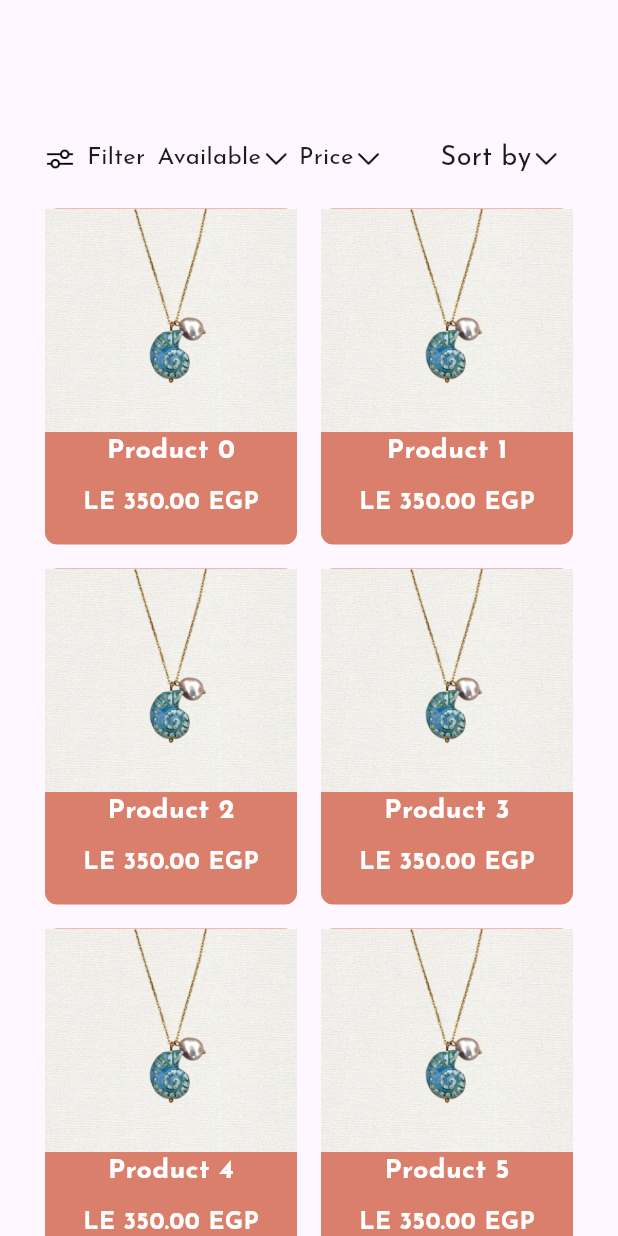
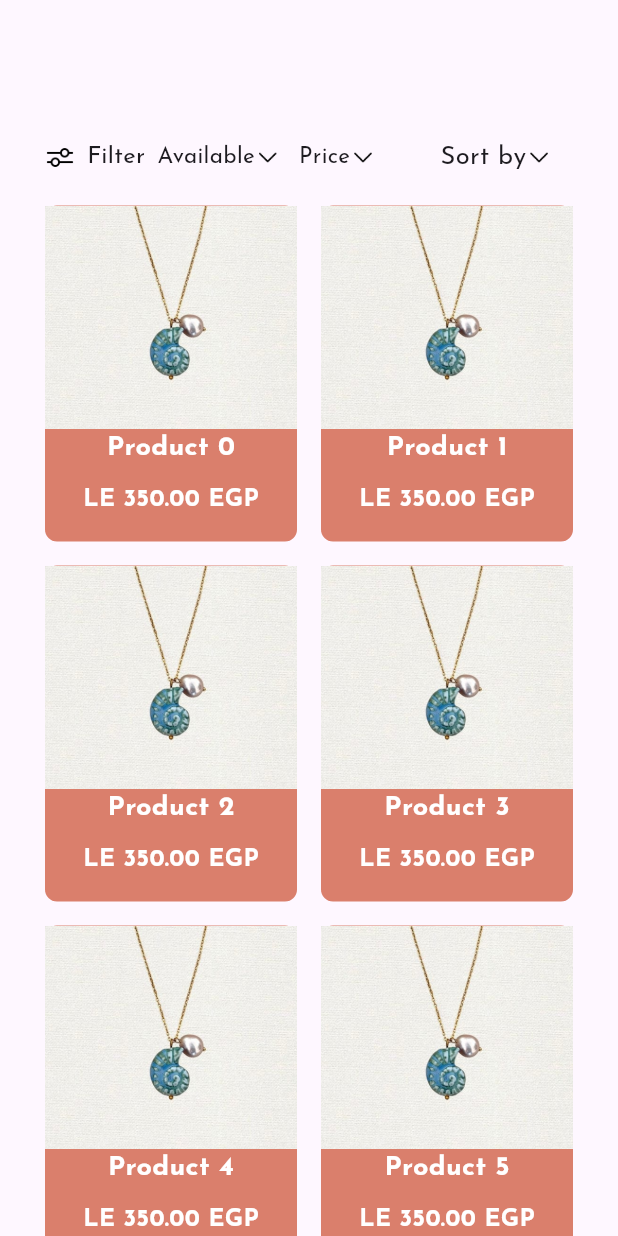
Before and after one commit to patrickmasry195/terra_app, a Flutter app: the ShopScreen screen opened directly with empty values, on a phone screen of 412 x 824 dp. Run offline on Flutter 3.47's test engine with Material 3 defaults, Android fonts, the phone set to English and light mode, and no system bars; our stand-ins replace bloc, equatable, flutter_bloc, get_it, go_router; statements that could not run were skipped.

Commit message:
fix issue with spacing

```diff
--- a/lib/features/shop/pages/shop_screen.dart
+++ b/lib/features/shop/pages/shop_screen.dart
@@ -36,11 +36,13 @@ class ShopScreen extends StatelessWidget {
                     const SizedBox(height: 20),
                     FilterRow(cubit: cubit),
                     const SizedBox(height: 20),
-                    productGridView(currentItems: currentItems,),
+                    productGridView(currentItems: currentItems),
                     const SizedBox(height: 20),
-                    Pagination(
-                      totalPages: cubit.totalPages,
-                      currentPage: cubit.currentPage,
+                    SafeArea(
+                      child: Pagination(
+                        totalPages: cubit.totalPages,
+                        currentPage: cubit.currentPage,
+                      ),
                     ),
                   ],
                 ),
--- a/lib/features/shop/widget/drop_down_widget.dart
+++ b/lib/features/shop/widget/drop_down_widget.dart
@@ -1,5 +1,3 @@
-
-
 import 'package:flutter/material.dart';
 import 'package:flutter_bloc/flutter_bloc.dart';
 
@@ -27,10 +25,10 @@ class DropdownWidget extends StatelessWidget {
           children: [
             Text(
               title,
-              style: TextStyle(fontSize: title == "Sort by" ? 18 : 16),
+              style: TextStyle(fontSize: title == "Sort by" ? 17 : 15),
             ),
             InkWell(
-              child: Image.asset("assets/images/down-arrow.png", height: 20),
+              child: Image.asset("assets/images/down-arrow.png", height: 17),
               onTap: () => cubit.toggleDropdown(title),
             ),
           ],
```
